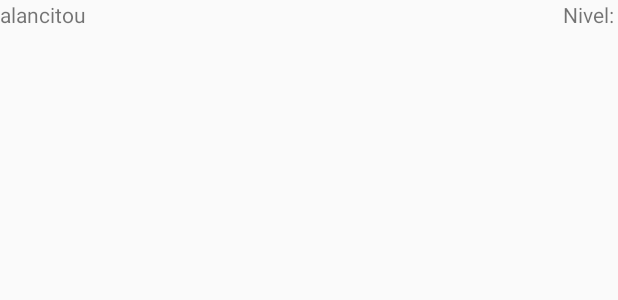
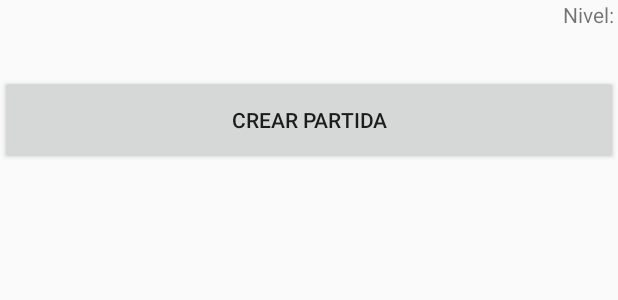
Before and after one commit to Relg99/GuessWho, an Android app: the layout activity_lobby.xml on its own in the app's theme, with its tools: preview values and no code run, on a phone screen of 412 x 824 dp. Shown: the top 300 px of the screen. Run offline under Robolectric (Android 15) with nearby library versions, the phone set to English and light mode, and no system bars; network calls fail.

Commit message:
v1.7  Vista dinamica para unirse a partidas

```diff
--- a/app/src/main/res/layout/activity_lobby.xml
+++ b/app/src/main/res/layout/activity_lobby.xml
@@ -4,21 +4,20 @@
     xmlns:tools="http://schemas.android.com/tools"
     android:layout_width="match_parent"
     android:layout_height="match_parent"
-    tools:context=".activity_lobby">
-<LinearLayout
+    tools:context=".activity_lobby"
+    android:orientation="vertical">
+
+    <LinearLayout
     android:layout_width="match_parent"
-    android:layout_height="match_parent"
+    android:layout_height="50dp"
     android:orientation="horizontal"
-    android:gravity="center|top"
-
-    >
+    android:gravity="center|top">
 
     <TextView
         android:textAlignment="textStart"
         android:id="@+id/tvGamertag"
         android:layout_width="wrap_content"
         android:layout_height="wrap_content"
-        android:text="alancitou"
         />
     <TextView
         android:textAlignment="textEnd"
@@ -27,5 +26,36 @@
         android:layout_height="wrap_content"
         android:text="Nivel: "
         />
+    </LinearLayout>
+
+    <RelativeLayout
+        android:layout_width="match_parent"
+        android:layout_height="wrap_content"
+        android:layout_gravity="center">
+
+        <Button
+            android:id="@+id/bCrearPartida"
+            android:layout_width="500dp"
+            android:layout_height="60dp"
+            android:layout_alignParentStart="true"
+            android:layout_alignParentTop="true"
+            android:onClick="clickCrearPartida"
+            android:text="Crear Partida" />
+
+
+        <android.support.v7.widget.RecyclerView
+            android:id="@+id/rvListaPartidas"
+            android:layout_width="match_parent"
+            android:layout_height="377dp"
+            android:layout_alignParentStart="true"
+            android:layout_alignParentTop="true"
+            android:layout_marginStart="0dp"
+            android:layout_marginTop="82dp">
+
+
+        </android.support.v7.widget.RecyclerView>
+
+    </RelativeLayout>
+
+
 </LinearLayout>
-</LinearLayout>
```
Also changed, not shown: app/src/main/java/com/rnagames/guesswho/Adapter/AdapterPartidas.java (added, +53 -0 lines), app/src/main/java/com/rnagames/guesswho/Datos/OrigenDatosPartidas.java (added, +26 -0 lines), app/src/main/java/com/rnagames/guesswho/Pojos/Pojo_Partidas.java (added, +29 -0 lines), app/src/main/java/com/rnagames/guesswho/activity_lobby.java (+28 -2 lines), app/src/main/res/layout/vista_lista_partidas.xml (added, +53 -0 lines).
